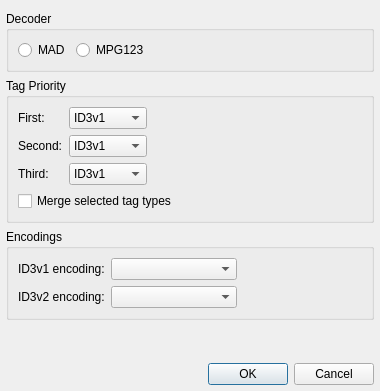
Old version of the form src/plugins/Input/mpeg/settingsdialog.ui in the repository ksv1986/qmmp-staging.
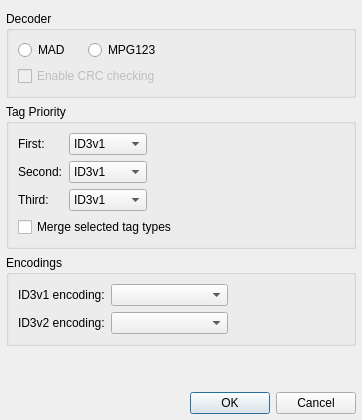
New version of the form.

Commit message: mpeg: added option to enable CRC checking

What changed in the file:
```diff
--- a/src/plugins/Input/mpeg/settingsdialog.ui
+++ b/src/plugins/Input/mpeg/settingsdialog.ui
@@ -6,8 +6,8 @@
    <rect>
     <x>0</x>
     <y>0</y>
-    <width>380</width>
-    <height>391</height>
+    <width>362</width>
+    <height>420</height>
    </rect>
   </property>
   <property name="windowTitle">
@@ -34,22 +34,22 @@
      <property name="title">
       <string>Decoder</string>
      </property>
-     <layout class="QHBoxLayout" name="horizontalLayout">
-      <item>
+     <layout class="QGridLayout" name="gridLayout">
+      <item row="0" column="0">
        <widget class="QRadioButton" name="madRadioButton">
         <property name="text">
          <string>MAD</string>
         </property>
        </widget>
       </item>
-      <item>
+      <item row="0" column="1">
        <widget class="QRadioButton" name="mpg123RadioButton">
         <property name="text">
          <string>MPG123</string>
         </property>
        </widget>
       </item>
-      <item>
+      <item row="0" column="2" rowspan="2">
        <spacer name="horizontalSpacer_3">
         <property name="orientation">
          <enum>Qt::Horizontal</enum>
@@ -62,6 +62,16 @@
         </property>
        </spacer>
       </item>
+      <item row="1" column="0" colspan="2">
+       <widget class="QCheckBox" name="enableCrcCheckBox">
+        <property name="enabled">
+         <bool>false</bool>
+        </property>
+        <property name="text">
+         <string>Enable CRC checking</string>
+        </property>
+       </widget>
+      </item>
      </layout>
     </widget>
    </item>
```
Left out of the diff: 24 changed lines with no effect on the pictures. The commit also changes 4 other files.
